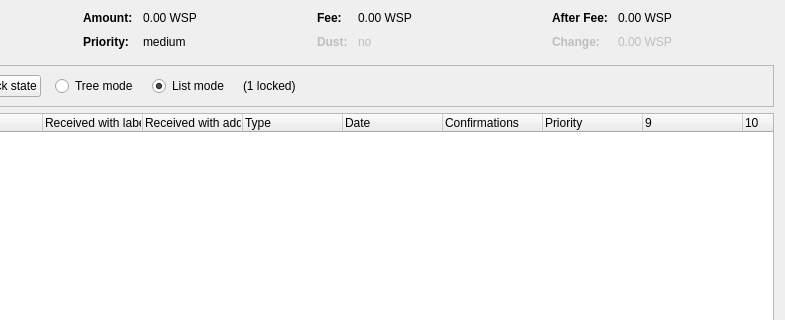
First picture: the form in src/qt/forms/coincontroldialog.ui, repository rpicoin/rpicore, before the edit; both pictures show x 169 to 954 and y 0 to 320 of the 954 by 500 pixel window.
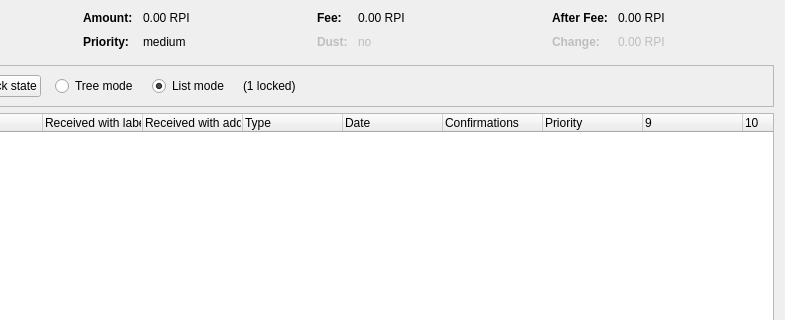
Second picture: the form after the edit. Custom widgets are drawn as their Qt base class.

The edit to the form file:
```diff
--- a/src/qt/forms/coincontroldialog.ui
+++ b/src/qt/forms/coincontroldialog.ui
@@ -132,7 +132,7 @@
           <enum>Qt::ActionsContextMenu</enum>
          </property>
          <property name="text">
-          <string notr="true">0.00 WSP</string>
+          <string notr="true">0.00 RPI</string>
          </property>
          <property name="textInteractionFlags">
           <set>Qt::LinksAccessibleByMouse|Qt::TextSelectableByKeyboard|Qt::TextSelectableByMouse</set>
@@ -206,7 +206,7 @@
           <enum>Qt::ActionsContextMenu</enum>
          </property>
          <property name="text">
-          <string notr="true">0.00 WSP</string>
+          <string notr="true">0.00 RPI</string>
          </property>
          <property name="textInteractionFlags">
           <set>Qt::LinksAccessibleByMouse|Qt::TextSelectableByKeyboard|Qt::TextSelectableByMouse</set>
@@ -286,7 +286,7 @@
           <enum>Qt::ActionsContextMenu</enum>
          </property>
          <property name="text">
-          <string notr="true">0.00 WSP</string>
+          <string notr="true">0.00 RPI</string>
          </property>
          <property name="textInteractionFlags">
           <set>Qt::LinksAccessibleByMouse|Qt::TextSelectableByKeyboard|Qt::TextSelectableByMouse</set>
@@ -321,7 +321,7 @@
           <enum>Qt::ActionsContextMenu</enum>
          </property>
          <property name="text">
-          <string notr="true">0.00 WSP</string>
+          <string notr="true">0.00 RPI</string>
          </property>
          <property name="textInteractionFlags">
           <set>Qt::LinksAccessibleByMouse|Qt::TextSelectableByKeyboard|Qt::TextSelectableByMouse</set>
```
